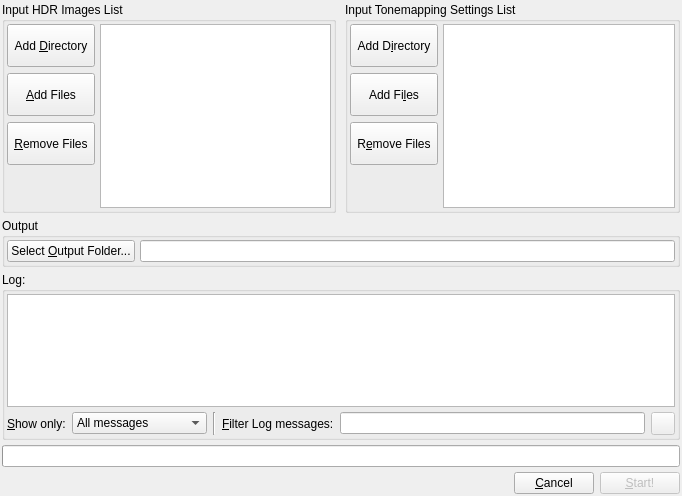
The window that forms/BatchTMDialog.ui (LuminanceHDR/LuminanceHDR) describes before a commit, drawn with Qt 5.
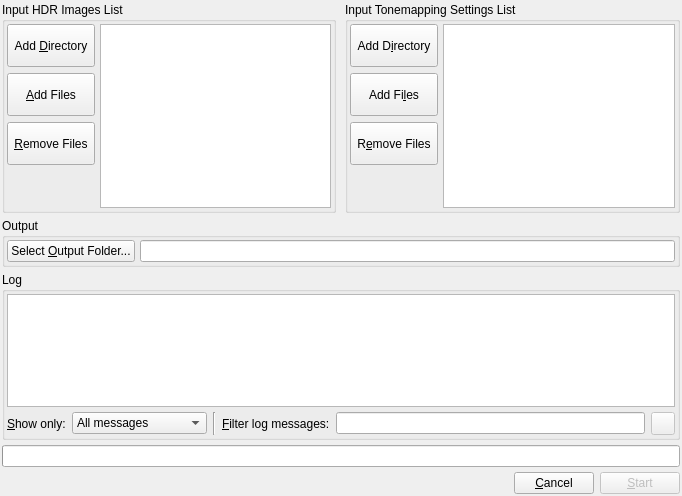
The same window after the commit. Icons and pictures are not drawn.

What changed in the file:
```diff
--- a/forms/BatchTMDialog.ui
+++ b/forms/BatchTMDialog.ui
@@ -308,7 +308,7 @@
    <item>
     <widget class="QGroupBox" name="groupBox" >
      <property name="title" >
-      <string>Log:</string>
+      <string>Log</string>
      </property>
      <layout class="QVBoxLayout" >
       <property name="spacing" >
@@ -395,7 +395,7 @@
         <item>
          <widget class="QLabel" name="filterLabel2" >
           <property name="text" >
-           <string>&amp;Filter Log messages:</string>
+           <string>&amp;Filter log messages:</string>
           </property>
           <property name="buddy" >
            <cstring>filterLineEdit</cstring>
@@ -474,7 +474,7 @@
         <string>Start batch tone mapping</string>
        </property>
        <property name="text" >
-        <string>&amp;Start!</string>
+        <string>&amp;Start</string>
        </property>
        <property name="default" >
         <bool>true</bool>
```
